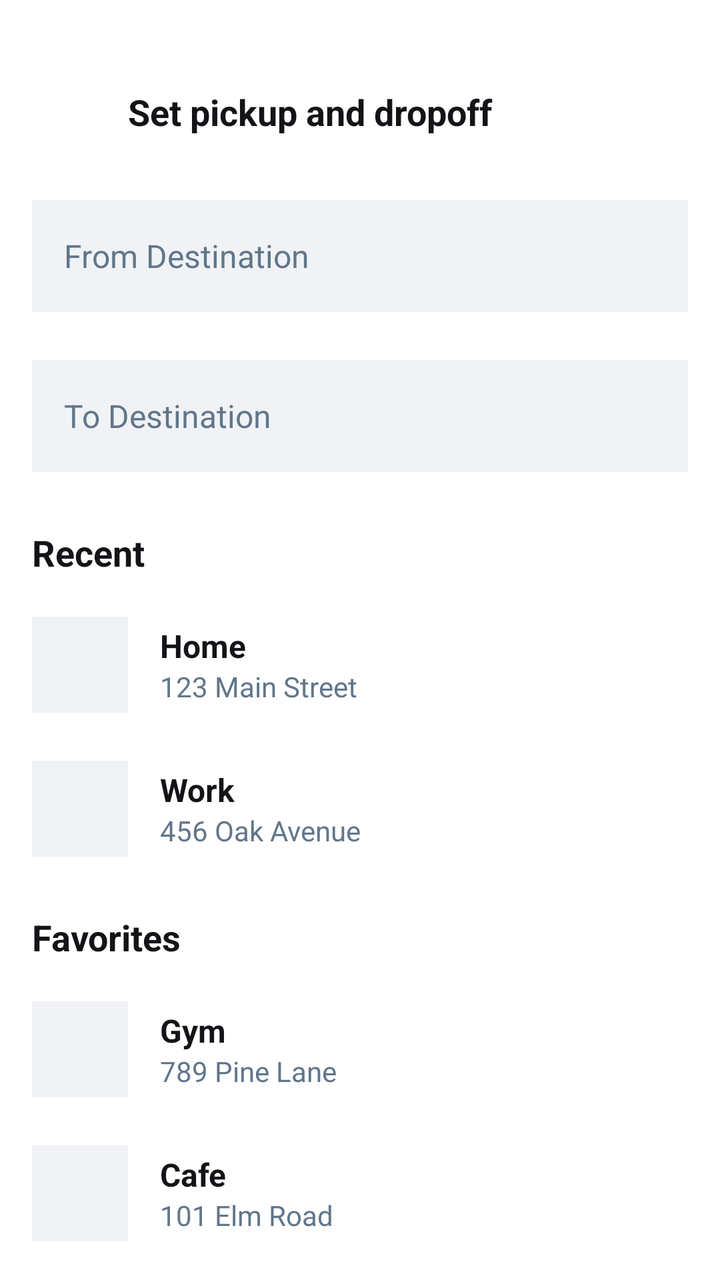
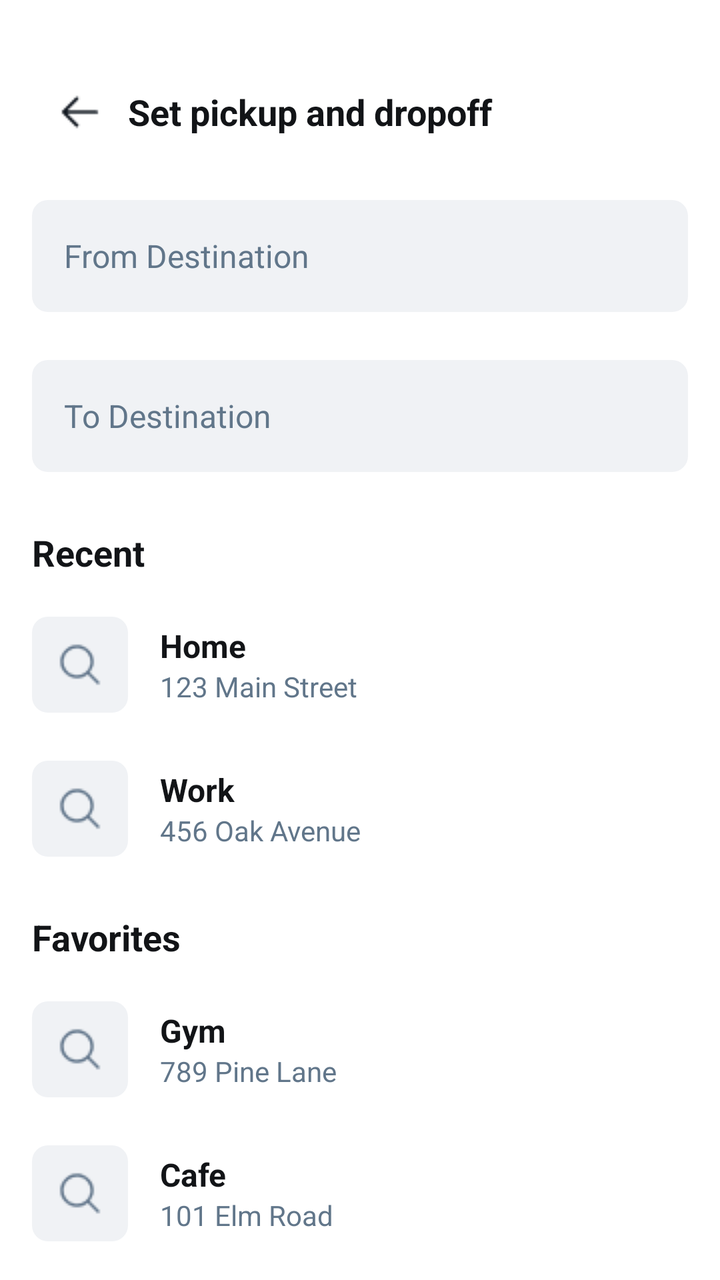

Compare the two renders of this Android layout. The source of the first and the diff that turns it into the second are given below.
<!-- AndroidManifest.xml: application theme Theme.Tricycle_app -->
<!-- res/layout/userpickup.xml -->
<?xml version="1.0" encoding="utf-8"?>
<LinearLayout xmlns:android="http://schemas.android.com/apk/res/android"
    android:layout_width="match_parent"
    android:layout_height="match_parent"
    android:orientation="vertical"
    android:background="#FFFFFF"
    android:padding="16dp">

    <LinearLayout
        android:layout_width="match_parent"
        android:layout_height="wrap_content"
        android:orientation="horizontal"
        android:gravity="center_vertical"
        android:paddingTop="16dp"
        android:paddingBottom="8dp">

        <LinearLayout
            android:layout_width="48dp"
            android:layout_height="48dp"
            android:gravity="center">
            <View
                android:layout_width="24dp"
                android:layout_height="24dp"
                android:background="@android:color/transparent"/>
        </LinearLayout>

        <TextView
            android:layout_width="wrap_content"
            android:layout_height="wrap_content"
            android:text="Set pickup and dropoff"
            android:textSize="18sp"
            android:textStyle="bold"
            android:textColor="#121417"
            android:paddingEnd="48dp"/>
    </LinearLayout>

    <LinearLayout
        android:layout_width="match_parent"
        android:layout_height="wrap_content"
        android:paddingTop="12dp"
        android:paddingBottom="12dp">

        <EditText
            android:layout_width="match_parent"
            android:layout_height="56dp"
            android:background="#F0F2F5"
            android:hint="From Destination"
            android:textColorHint="#61768A"
            android:textColor="#121417"
            android:textSize="16sp"
            android:padding="16dp"
            android:inputType="textPostalAddress"
            android:maxLines="1"/>
    </LinearLayout>

    <LinearLayout
        android:layout_width="match_parent"
        android:layout_height="wrap_content"
        android:paddingTop="12dp"
        android:paddingBottom="12dp">

        <EditText
            android:layout_width="match_parent"
            android:layout_height="56dp"
            android:background="#F0F2F5"
            android:hint="To Destination"
            android:textColorHint="#61768A"
            android:textColor="#121417"
            android:textSize="16sp"
            android:padding="16dp"
            android:inputType="textPostalAddress"
            android:maxLines="1"/>
    </LinearLayout>

    <TextView
        android:layout_width="match_parent"
        android:layout_height="wrap_content"
        android:text="Recent"
        android:textSize="18sp"
        android:textStyle="bold"
        android:textColor="#121417"
        android:paddingTop="16dp"
        android:paddingBottom="8dp"/>

    <LinearLayout
        android:layout_width="match_parent"
        android:layout_height="72dp"
        android:orientation="horizontal"
        android:gravity="center_vertical"
        android:paddingTop="8dp"
        android:paddingBottom="8dp">

        <LinearLayout
            android:layout_width="48dp"
            android:layout_height="48dp"
            android:background="#F0F2F5"
            android:gravity="center">
            <View
                android:layout_width="24dp"
                android:layout_height="24dp"
                android:background="@android:color/transparent"/>
        </LinearLayout>

        <LinearLayout
            android:layout_width="match_parent"
            android:layout_height="wrap_content"
            android:orientation="vertical"
            android:layout_marginStart="16dp">

            <TextView
                android:layout_width="wrap_content"
                android:layout_height="wrap_content"
                android:text="Home"
                android:textSize="16sp"
                android:textStyle="bold"
                android:textColor="#121417"/>

            <TextView
                android:layout_width="wrap_content"
                android:layout_height="wrap_content"
                android:text="123 Main Street"
                android:textSize="14sp"
                android:textColor="#61768A"/>
        </LinearLayout>
    </LinearLayout>

    <LinearLayout
        android:layout_width="match_parent"
        android:layout_height="72dp"
        android:orientation="horizontal"
        android:gravity="center_vertical"
        android:paddingTop="8dp"
        android:paddingBottom="8dp">

        <LinearLayout
            android:layout_width="48dp"
            android:layout_height="48dp"
            android:background="#F0F2F5"
            android:gravity="center">
            <View
                android:layout_width="24dp"
                android:layout_height="24dp"
                android:background="@android:color/transparent"/>
        </LinearLayout>

        <LinearLayout
            android:layout_width="match_parent"
            android:layout_height="wrap_content"
            android:orientation="vertical"
            android:layout_marginStart="16dp">

            <TextView
                android:layout_width="wrap_content"
                android:layout_height="wrap_content"
                android:text="Work"
                android:textSize="16sp"
                android:textStyle="bold"
                android:textColor="#121417"/>

            <TextView
                android:layout_width="wrap_content"
                android:layout_height="wrap_content"
                android:text="456 Oak Avenue"
                android:textSize="14sp"
                android:textColor="#61768A"/>
        </LinearLayout>
    </LinearLayout>

    <TextView
        android:layout_width="match_parent"
        android:layout_height="wrap_content"
        android:text="Favorites"
        android:textSize="18sp"
        android:textStyle="bold"
        android:textColor="#121417"
        android:paddingTop="16dp"
        android:paddingBottom="8dp"/>

    <LinearLayout
        android:layout_width="match_parent"
        android:layout_height="72dp"
        android:orientation="horizontal"
        android:gravity="center_vertical"
        android:paddingTop="8dp"
        android:paddingBottom="8dp">

        <LinearLayout
            android:layout_width="48dp"
            android:layout_height="48dp"
            android:background="#F0F2F5"
            android:gravity="center">
            <View
                android:layout_width="24dp"
                android:layout_height="24dp"
                android:background="@android:color/transparent"/>
        </LinearLayout>

        <LinearLayout
            android:layout_width="match_parent"
            android:layout_height="wrap_content"
            android:orientation="vertical"
            android:layout_marginStart="16dp">

            <TextView
                android:layout_width="wrap_content"
                android:layout_height="wrap_content"
                android:text="Gym"
                android:textSize="16sp"
                android:textStyle="bold"
                android:textColor="#121417"/>

            <TextView
                android:layout_width="wrap_content"
                android:layout_height="wrap_content"
                android:text="789 Pine Lane"
                android:textSize="14sp"
                android:textColor="#61768A"/>
        </LinearLayout>
    </LinearLayout>

    <LinearLayout
        android:layout_width="match_parent"
        android:layout_height="72dp"
        android:orientation="horizontal"
        android:gravity="center_vertical"
        android:paddingTop="8dp"
        android:paddingBottom="8dp">

        <LinearLayout
            android:layout_width="48dp"
            android:layout_height="48dp"
            android:background="#F0F2F5"
            android:gravity="center">
            <View
                android:layout_width="24dp"
                android:layout_height="24dp"
                android:background="@android:color/transparent"/>
        </LinearLayout>

        <LinearLayout
            android:layout_width="match_parent"
            android:layout_height="wrap_content"
            android:orientation="vertical"
            android:layout_marginStart="16dp">

            <TextView
                android:layout_width="wrap_content"
                android:layout_height="wrap_content"
                android:text="Cafe"
                android:textSize="16sp"
                android:textStyle="bold"
                android:textColor="#121417"/>

            <TextView
                android:layout_width="wrap_content"
                android:layout_height="wrap_content"
                android:text="101 Elm Road"
                android:textSize="14sp"
                android:textColor="#61768A"/>
        </LinearLayout>
    </LinearLayout>

    <View
        android:layout_width="match_parent"
        android:layout_height="0dp"
        android:layout_weight="1"/>

    <LinearLayout
        android:layout_width="match_parent"
        android:layout_height="wrap_content"
        android:paddingTop="12dp"
        android:paddingBottom="12dp">

        <TextView
            android:layout_width="match_parent"
            android:layout_height="48dp"
            android:background="#0A73D9"
            android:text="Next"
            android:textColor="#FFFFFF"
            android:gravity="center"
            android:textStyle="bold"
            android:textSize="16sp"
            android:clickable="true"
            android:focusable="true"/>
    </LinearLayout>

</LinearLayout>
<!-- resources referenced by this layout -->
<resources>
  <style name="Theme.Tricycle_app" parent="Base.Theme.Tricycle_app" />
  <style name="Base.Theme.Tricycle_app" parent="Theme.Material3.DayNight.NoActionBar">
          
          
      </style>
</resources>

<!-- the commit's change to res/layout/userpickup.xml (unified diff, before → after) -->
@@ -15,13 +15,16 @@
         android:paddingBottom="8dp">
 
         <LinearLayout
+            android:id="@+id/btnBack"
             android:layout_width="48dp"
             android:layout_height="48dp"
-            android:gravity="center">
-            <View
-                android:layout_width="24dp"
-                android:layout_height="24dp"
-                android:background="@android:color/transparent"/>
+            android:gravity="center"
+            android:clickable="true"
+            android:focusable="true">
+            <View
+                android:layout_width="24dp"
+                android:layout_height="24dp"
+                android:background="@drawable/arrow"/>
         </LinearLayout>
 
         <TextView
@@ -43,7 +46,7 @@
         <EditText
             android:layout_width="match_parent"
             android:layout_height="56dp"
-            android:background="#F0F2F5"
+            android:background="@drawable/bg_rounded_light_grey"
             android:hint="From Destination"
             android:textColorHint="#61768A"
             android:textColor="#121417"
@@ -62,7 +65,7 @@
         <EditText
             android:layout_width="match_parent"
             android:layout_height="56dp"
-            android:background="#F0F2F5"
+            android:background="@drawable/bg_rounded_light_grey"
             android:hint="To Destination"
             android:textColorHint="#61768A"
             android:textColor="#121417"
@@ -93,12 +96,13 @@
         <LinearLayout
             android:layout_width="48dp"
             android:layout_height="48dp"
-            android:background="#F0F2F5"
-            android:gravity="center">
-            <View
-                android:layout_width="24dp"
-                android:layout_height="24dp"
-                android:background="@android:color/transparent"/>
+            android:background="@drawable/bg_rounded_light_grey"
+            android:gravity="center">
+
+            <View
+                android:layout_width="24dp"
+                android:layout_height="24dp"
+                android:background="@drawable/magni" />
         </LinearLayout>
 
         <LinearLayout
@@ -135,12 +139,13 @@
         <LinearLayout
             android:layout_width="48dp"
             android:layout_height="48dp"
-            android:background="#F0F2F5"
-            android:gravity="center">
-            <View
-                android:layout_width="24dp"
-                android:layout_height="24dp"
-                android:background="@android:color/transparent"/>
+            android:background="@drawable/bg_rounded_light_grey"
+            android:gravity="center">
+
+            <View
+                android:layout_width="24dp"
+                android:layout_height="24dp"
+                android:background="@drawable/magni" />
         </LinearLayout>
 
         <LinearLayout
@@ -187,12 +192,13 @@
         <LinearLayout
             android:layout_width="48dp"
             android:layout_height="48dp"
-            android:background="#F0F2F5"
-            android:gravity="center">
-            <View
-                android:layout_width="24dp"
-                android:layout_height="24dp"
-                android:background="@android:color/transparent"/>
+            android:background="@drawable/bg_rounded_light_grey"
+            android:gravity="center">
+
+            <View
+                android:layout_width="24dp"
+                android:layout_height="24dp"
+                android:background="@drawable/magni" />
         </LinearLayout>
 
         <LinearLayout
@@ -229,12 +235,13 @@
         <LinearLayout
             android:layout_width="48dp"
             android:layout_height="48dp"
-            android:background="#F0F2F5"
-            android:gravity="center">
-            <View
-                android:layout_width="24dp"
-                android:layout_height="24dp"
-                android:background="@android:color/transparent"/>
+            android:background="@drawable/bg_rounded_light_grey"
+            android:gravity="center">
+
+            <View
+                android:layout_width="24dp"
+                android:layout_height="24dp"
+                android:background="@drawable/magni" />
         </LinearLayout>
 
         <LinearLayout
@@ -272,9 +279,10 @@
         android:paddingBottom="12dp">
 
         <TextView
-            android:layout_width="match_parent"
-            android:layout_height="48dp"
-            android:background="#0A73D9"
+            android:id="@+id/btnNext"
+            android:layout_width="match_parent"
+            android:layout_height="48dp"
+            android:background="@drawable/bg_pill_blue"
             android:text="Next"
             android:textColor="#FFFFFF"
             android:gravity="center"
@@ -284,4 +292,117 @@
             android:focusable="true"/>
     </LinearLayout>
 
+    <include layout="@layout/usernavbar" />
+
 </LinearLayout>
+<!-- res/layout/usernavbar.xml (included above) -->
+<?xml version="1.0" encoding="utf-8"?>
+<LinearLayout xmlns:android="http://schemas.android.com/apk/res/android"
+    android:layout_width="match_parent"
+    android:layout_height="wrap_content"
+    android:orientation="vertical"
+    android:background="#FFFFFF">
+
+    <View
+        android:layout_width="match_parent"
+        android:layout_height="1dp"
+        android:background="#F0F2F5"/>
+
+    <LinearLayout
+        android:layout_width="match_parent"
+        android:layout_height="wrap_content"
+        android:orientation="horizontal"
+        android:paddingTop="8dp"
+        android:paddingBottom="12dp"
+        android:paddingStart="16dp"
+        android:paddingEnd="16dp">
+
+        <LinearLayout
+            android:layout_width="0dp"
+            android:layout_height="wrap_content"
+            android:layout_weight="1"
+            android:orientation="vertical"
+            android:gravity="center">
+
+            <View
+                android:layout_width="24dp"
+                android:layout_height="24dp"
+                android:background="@drawable/home" />
+
+            <TextView
+                android:layout_width="wrap_content"
+                android:layout_height="wrap_content"
+                android:text="Home"
+                android:textSize="12sp"
+                android:textColor="#61768A"/>
+        </LinearLayout>
+
+        <LinearLayout
+            android:layout_width="0dp"
+            android:layout_height="wrap_content"
+            android:layout_weight="1"
+            android:orientation="vertical"
+            android:gravity="center">
+
+            <View
+                android:layout_width="24dp"
+                android:layout_height="24dp"
+                android:background="@drawable/clock" />
+
+            <TextView
+                android:layout_width="wrap_content"
+                android:layout_height="wrap_content"
+                android:text="Activity"
+                android:textSize="12sp"
+                android:textColor="#61768A"/>
+        </LinearLayout>
+
+        <LinearLayout
+            android:layout_width="0dp"
+            android:layout_height="wrap_content"
+            android:layout_weight="1"
+            android:orientation="vertical"
+            android:gravity="center">
+
+            <View
+                android:layout_width="24dp"
+                android:layout_height="24dp"
+                android:background="@drawable/profile" />
+
+            <TextView
+                android:layout_width="wrap_content"
+                android:layout_height="wrap_content"
+                android:text="Profile"
+                android:textColor="#61768A"
+                android:textSize="12sp"
+                android:textStyle="normal" />
+        </LinearLayout>
+
+        <LinearLayout
+            android:layout_width="0dp"
+            android:layout_height="wrap_content"
+            android:layout_weight="1"
+            android:orientation="vertical"
+            android:gravity="center">
+
+            <View
+                android:layout_width="24dp"
+                android:layout_height="24dp"
+                android:background="@drawable/help" />
+
+            <TextView
+                android:layout_width="wrap_content"
+                android:layout_height="wrap_content"
+                android:text="Help"
+                android:textSize="12sp"
+                android:textColor="#61768A"/>
+        </LinearLayout>
+
+    </LinearLayout>
+
+    <View
+        android:layout_width="match_parent"
+        android:layout_height="20dp"
+        android:background="#FFFFFF"/>
+
+</LinearLayout>
<!-- resource entries referenced after the edit -->
@@ -1,5 +1,23 @@
 <!-- resources referenced by this layout -->
 <resources>
+  <!-- drawable arrow: png bitmap (drawable, 284 bytes) -->
+  <!-- drawable bg_pill_blue (drawable) -->
+  <?xml version="1.0" encoding="utf-8"?>
+  <shape xmlns:android="http://schemas.android.com/apk/res/android"
+      android:shape="rectangle">
+      <solid android:color="#0A73D9" /> <corners android:radius="100dp" /> </shape>
+  <!-- drawable bg_rounded_light_grey (drawable) -->
+  <?xml version="1.0" encoding="utf-8"?>
+  <shape xmlns:android="http://schemas.android.com/apk/res/android"
+      android:shape="rectangle">
+      <solid android:color="#F0F2F5" />
+      <corners android:radius="8dp" />
+  </shape>
+  <!-- drawable clock: png bitmap (drawable, 664 bytes) -->
+  <!-- drawable help: png bitmap (drawable, 764 bytes) -->
+  <!-- drawable home: png bitmap (drawable, 468 bytes) -->
+  <!-- drawable magni: png bitmap (drawable, 614 bytes) -->
+  <!-- drawable profile: png bitmap (drawable, 661 bytes) -->
   <style name="Theme.Tricycle_app" parent="Base.Theme.Tricycle_app" />
   <style name="Base.Theme.Tricycle_app" parent="Theme.Material3.DayNight.NoActionBar">
           
